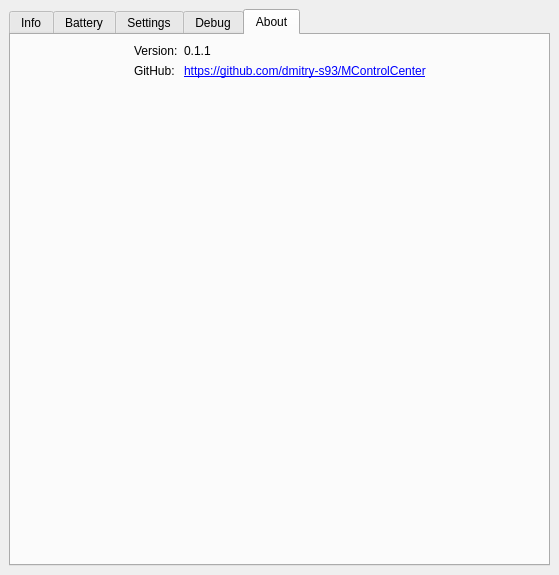
Qt form src/mainwindow.ui (dmitry-s93/MControlCenter) before a commit.
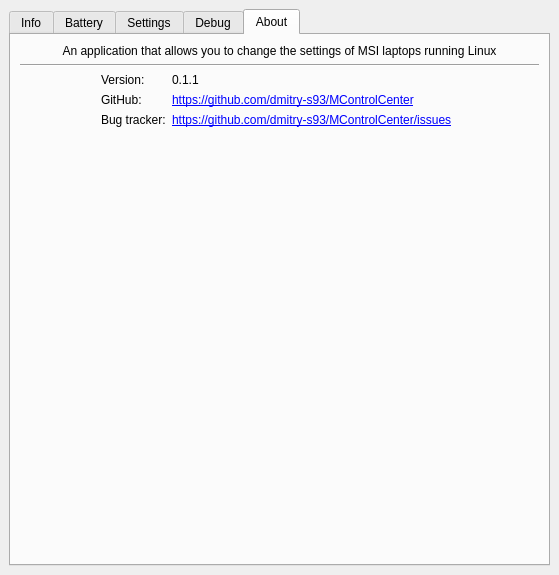
The same form after that commit. The open tabs and pages were chosen to show the change.

Commit message: Improvements of about tab

```diff
--- a/src/mainwindow.ui
+++ b/src/mainwindow.ui
@@ -648,8 +648,11 @@
         <string>About</string>
        </attribute>
        <layout class="QGridLayout" name="gridLayout_2">
-        <item row="1" column="1">
+        <item row="2" column="1">
          <layout class="QFormLayout" name="aboutTabFormLayout">
+          <property name="rowWrapPolicy">
+           <enum>QFormLayout::WrapLongRows</enum>
+          </property>
           <item row="0" column="0">
            <widget class="QLabel" name="versionLabel">
             <property name="text">
@@ -657,13 +660,6 @@
             </property>
            </widget>
           </item>
-          <item row="0" column="1">
-           <widget class="QLabel" name="versionValueLabel">
-            <property name="text">
-             <string notr="true">0.1.1</string>
-            </property>
-           </widget>
-          </item>
           <item row="1" column="0">
            <widget class="QLabel" name="gitHubLabel">
             <property name="text">
@@ -684,34 +680,94 @@
             </property>
            </widget>
           </item>
+          <item row="2" column="0">
+           <widget class="QLabel" name="bugTrackerLabel">
+            <property name="text">
+             <string>Bug tracker:</string>
+            </property>
+           </widget>
+          </item>
+          <item row="2" column="1">
+           <widget class="QLabel" name="bugTrackerValueLabel">
+            <property name="text">
+             <string notr="true">&lt;a href=&quot;https://github.com/dmitry-s93/MControlCenter/issues&quot;&gt;https://github.com/dmitry-s93/MControlCenter/issues&lt;/a&gt;</string>
+            </property>
+           </widget>
+          </item>
+          <item row="0" column="1">
+           <widget class="QLabel" name="versionValueLabel">
+            <property name="text">
+             <string notr="true">0.1.1</string>
+            </property>
+           </widget>
+          </item>
          </layout>
         </item>
-        <item row="1" column="3">
+        <item row="2" column="3">
          <spacer name="horizontalSpacer_2">
           <property name="orientation">
            <enum>Qt::Horizontal</enum>
           </property>
+          <property name="sizeType">
+           <enum>QSizePolicy::MinimumExpanding</enum>
+          </property>
           <property name="sizeHint" stdset="0">
            <size>
-            <width>40</width>
+            <width>0</width>
             <height>20</height>
            </size>
           </property>
          </spacer>
         </item>
-        <item row="1" column="0">
+        <item row="2" column="0">
          <spacer name="horizontalSpacer">
           <property name="orientation">
            <enum>Qt::Horizontal</enum>
           </property>
+          <property name="sizeType">
+           <enum>QSizePolicy::MinimumExpanding</enum>
+          </property>
           <property name="sizeHint" stdset="0">
            <size>
-            <width>40</width>
+            <width>0</width>
             <height>20</height>
            </size>
           </property>
          </spacer>
         </item>
+        <item row="0" column="0" colspan="4">
+         <widget class="QLabel" name="label_3">
+          <property name="text">
+           <string>An application that allows you to change the settings of MSI laptops running Linux</string>
+          </property>
+          <property name="alignment">
+           <set>Qt::AlignCenter</set>
+          </property>
+          <property name="wordWrap">
+           <bool>true</bool>
+          </property>
+         </widget>
+        </item>
+        <item row="3" column="1">
+         <spacer name="verticalSpacer_4">
+          <property name="orientation">
+           <enum>Qt::Vertical</enum>
+          </property>
+          <property name="sizeHint" stdset="0">
+           <size>
+            <width>20</width>
+            <height>40</height>
+           </size>
+          </property>
+         </spacer>
+        </item>
+        <item row="1" column="0" colspan="4">
+         <widget class="Line" name="line_3">
+          <property name="orientation">
+           <enum>Qt::Horizontal</enum>
+          </property>
+         </widget>
+        </item>
        </layout>
       </widget>
      </widget>
```
The commit also changes 2 other files.
